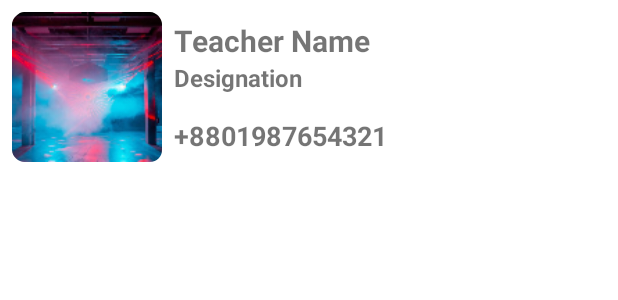
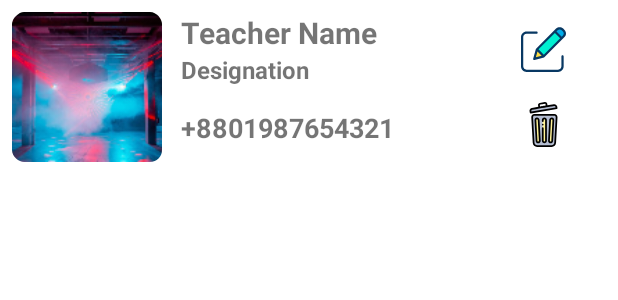
Before and after one commit to zubaerh/NUBCC, an Android app: the layout item_teacher.xml on its own in the app's theme, with its tools: preview values and no code run, on a phone screen of 412 x 824 dp. Shown: the top 300 px of the screen. Run offline under Robolectric (Android 15) with nearby library versions, the phone set to English and light mode, and no system bars.

Commit message:
teacher icon added

```diff
--- /dev/null
+++ b/app/src/main/res/drawable/ic_delete.xml
@@ -0,0 +1,39 @@
+<vector xmlns:android="http://schemas.android.com/apk/res/android"
+    android:width="512dp"
+    android:height="512dp"
+    android:viewportWidth="512.002"
+    android:viewportHeight="512.002">
+  <path
+      android:pathData="m379.671,151.366h-227.197c-14.656,0 -26.297,12.322 -25.465,26.954l16.46,289.506c1.222,21.49 19.005,38.292 40.53,38.292h164.145c21.525,0 39.309,-16.801 40.53,-38.292l16.46,-289.506c0.834,-14.633 -10.807,-26.954 -25.463,-26.954zM196.54,464.382c-10.141,0.56 -18.816,-7.207 -19.376,-17.348l-13.147,-238.116c-0.56,-10.141 7.207,-18.816 17.348,-19.376s18.816,7.207 19.376,17.348l13.147,238.116c0.56,10.141 -7.207,18.816 -17.348,19.376zM284.463,446.201c0,10.156 -8.234,18.39 -18.39,18.39s-18.39,-8.234 -18.39,-18.39v-238.478c0,-10.156 8.234,-18.39 18.39,-18.39s18.39,8.234 18.39,18.39zM368.128,208.918 L354.981,447.034c-0.56,10.141 -9.235,17.908 -19.376,17.348s-17.908,-9.235 -17.348,-19.376l13.147,-238.116c0.56,-10.141 9.235,-17.908 19.376,-17.348s17.908,9.235 17.348,19.376z"
+      android:fillColor="#b4bdd1"/>
+  <path
+      android:pathData="m402.172,57.538c-2.134,-12.503 -14,-20.909 -26.504,-18.775l-249.735,42.625c-12.503,2.134 -20.909,14 -18.775,26.503l2.923,17.125 295.014,-50.354z"
+      android:fillColor="#b4bdd1"/>
+  <path
+      android:pathData="m266.073,189.332c-10.157,0 -18.39,8.234 -18.39,18.39v238.479c0,10.156 8.234,18.39 18.39,18.39s18.39,-8.234 18.39,-18.39v-238.478c0,-10.157 -8.234,-18.391 -18.39,-18.391z"
+      android:fillColor="#fff398"/>
+  <path
+      android:pathData="m200.742,206.89c-0.56,-10.141 -9.235,-17.908 -19.376,-17.348s-17.908,9.235 -17.348,19.376l13.147,238.116c0.56,10.141 9.235,17.908 19.376,17.348s17.908,-9.235 17.348,-19.376z"
+      android:fillColor="#fff398"/>
+  <path
+      android:pathData="m350.78,189.542c-10.141,-0.56 -18.816,7.207 -19.376,17.348l-13.147,238.116c-0.56,10.141 7.207,18.816 17.348,19.376s18.816,-7.207 19.376,-17.348l13.147,-238.116c0.56,-10.141 -7.207,-18.816 -17.348,-19.376z"
+      android:fillColor="#fff398"/>
+  <path
+      android:fillColor="#FF000000"
+      android:pathData="m379.671,137.25h-227.197c-20.374,0 -36.606,17.174 -35.449,37.521l16.46,289.507c1.521,26.761 23.71,47.724 50.514,47.724h164.145c26.805,0 48.993,-20.963 50.515,-47.724l16.46,-289.507c1.159,-20.342 -15.068,-37.521 -35.448,-37.521zM395.152,173.637 L378.691,463.144c-0.92,16.183 -14.337,28.858 -30.546,28.858h-164.145c-16.209,0 -29.626,-12.676 -30.546,-28.858l-16.46,-289.507c-0.504,-8.87 6.527,-16.387 15.481,-16.387h227.197c8.903,0 15.988,7.465 15.48,16.387z"/>
+  <path
+      android:fillColor="#FF000000"
+      android:pathData="m414.952,68.866 l-2.923,-17.125c-3.065,-17.957 -20.078,-30.018 -38.043,-26.95l-72.776,12.421 -2.915,-17.075c-2.247,-13.176 -14.732,-22.04 -27.931,-19.787l-56.466,9.638c-13.184,2.248 -22.039,14.742 -19.788,27.931l2.915,17.076 -72.775,12.421c-17.96,3.065 -30.016,20.081 -26.951,38.044l2.923,17.125c0.932,5.457 6.114,9.103 11.54,8.175l295.014,-50.354c5.446,-0.929 9.106,-6.096 8.176,-11.54zM213.827,34.553c-0.39,-2.286 1.146,-4.46 3.437,-4.851 5.857,-1 49.393,-8.43 56.468,-9.638 2.288,-0.392 4.459,1.148 4.85,3.437l2.915,17.075c-6.625,1.131 -58.477,9.981 -64.755,11.053zM118.256,109.362 L117.016,102.094c-1.206,-7.064 3.535,-13.757 10.601,-14.964 267.789,-45.706 250.226,-42.813 251.946,-42.813 6.137,0 11.664,4.411 12.753,10.789l1.24,7.268z"/>
+  <path
+      android:fillColor="#FF000000"
+      android:pathData="m266.073,175.217c-15.654,0 -28.39,12.736 -28.39,28.391v14.395c0,5.522 4.477,10 10,10s10,-4.478 10,-10v-14.395c0,-4.627 3.764,-8.391 8.39,-8.391 4.627,0 8.391,3.764 8.391,8.391v238.479c0,4.626 -3.764,8.39 -8.391,8.39 -4.626,0 -8.39,-3.764 -8.39,-8.39v-144.085c0,-5.522 -4.478,-10 -10,-10s-10,4.478 -10,10v144.084c0,15.654 12.736,28.39 28.39,28.39s28.391,-12.735 28.391,-28.39v-238.478c-0.001,-15.655 -12.737,-28.391 -28.391,-28.391z"/>
+  <path
+      android:fillColor="#FF000000"
+      android:pathData="m210.726,202.223c-0.866,-15.673 -14.276,-27.664 -29.912,-26.78 -15.666,0.863 -27.647,14.241 -26.782,29.911l13.146,238.116c1.393,25.223 32.714,36.119 49.498,17.372 5.059,-5.649 7.614,-12.931 7.196,-20.503zM195.989,450.283c-4.608,0.217 -8.585,-3.296 -8.84,-7.916l-13.146,-238.115c-0.256,-4.63 3.283,-8.583 7.915,-8.84 0.159,-0.009 0.316,-0.013 0.474,-0.013 4.412,0 8.118,3.447 8.366,7.927l13.147,238.116c0.254,4.629 -3.284,8.584 -7.916,8.841z"/>
+  <path
+      android:fillColor="#FF000000"
+      android:pathData="m351.331,175.443c-15.644,-0.856 -29.049,11.149 -29.912,26.781l-13.146,238.116c-0.418,7.571 2.138,14.853 7.195,20.502 16.802,18.768 48.109,7.77 49.498,-17.373l13.146,-238.115c0.866,-15.667 -11.113,-29.048 -26.781,-29.911zM358.144,204.251 L344.998,442.366c-0.256,4.62 -4.251,8.126 -8.841,7.916 -4.631,-0.257 -8.17,-4.21 -7.915,-8.84l13.146,-238.116c0.247,-4.463 3.956,-7.928 8.372,-7.928 4.822,0.001 8.649,4.038 8.384,8.853z"/>
+  <path
+      android:fillColor="#FF000000"
+      android:pathData="m247.682,268.028c5.523,0 10,-4.478 10,-10v-0.025c0,-5.522 -4.477,-9.987 -10,-9.987s-10,4.49 -10,10.013 4.478,9.999 10,9.999z"/>
+</vector>
--- /dev/null
+++ b/app/src/main/res/drawable/ic_edit.xml
@@ -0,0 +1,21 @@
+<vector xmlns:android="http://schemas.android.com/apk/res/android"
+    android:width="401dp"
+    android:height="401dp"
+    android:viewportWidth="401.5411"
+    android:viewportHeight="401">
+  <path
+      android:pathData="m381.289,33.242c13.672,13.664 13.672,35.824 0,49.488l-17.68,17.68 -61.23,-61.23 17.68,-17.68c13.672,-13.668 35.832,-13.668 49.5,0zM381.289,33.242"
+      android:fillColor="#00acea"/>
+  <path
+      android:pathData="m363.609,100.41 l-160.148,160.16h-0.012l-61.23,-61.23 160.16,-160.16zM363.609,100.41"
+      android:fillColor="#00efd1"/>
+  <path
+      android:pathData="m142.219,199.34 l61.23,61.23 -0.57,0.57 -84.688,23.461 23.457,-84.691zM142.219,199.34"
+      android:fillColor="#fedb41"/>
+  <path
+      android:pathData="m370.59,251.961c-5.523,0 -10,4.477 -10,10v88.789c-0.02,16.563 -13.438,29.98 -30,30h-280.59c-16.563,-0.02 -29.98,-13.438 -30,-30v-260.59c0.02,-16.559 13.438,-29.98 30,-30h88.789c5.523,0 10,-4.477 10,-10 0,-5.523 -4.477,-10 -10,-10h-88.789c-27.602,0.031 -49.969,22.398 -50,50v260.59c0.031,27.602 22.398,49.969 50,50h280.59c27.602,-0.031 49.969,-22.398 50,-50v-88.789c0,-5.523 -4.477,-10 -10,-10zM370.59,251.961"
+      android:fillColor="#083863"/>
+  <path
+      android:pathData="m376.633,14.43c-17.59,-17.547 -46.059,-17.547 -63.645,0l-178.41,178.41c-1.219,1.223 -2.105,2.738 -2.566,4.398l-23.457,84.691c-0.965,3.473 0.016,7.191 2.563,9.742 2.551,2.547 6.27,3.527 9.742,2.566l84.691,-23.461c1.664,-0.461 3.184,-1.348 4.406,-2.57l0.566,-0.57 177.836,-177.836c17.574,-17.57 17.574,-46.059 0,-63.629zM146.957,218.219 L184.57,255.836 132.539,270.25zM203.457,260.574v-0.008l6.52,6.52zM203.457,246.434 L156.363,199.34 302.379,53.324 349.469,100.41zM374.219,75.66 L363.609,86.27 316.523,39.18 327.133,28.57c9.766,-9.746 25.582,-9.746 35.352,0l11.734,11.746c9.766,9.758 9.766,25.586 0,35.344zM374.219,75.66"
+      android:fillColor="#083863"/>
+</vector>
--- a/app/src/main/res/layout/item_teacher.xml
+++ b/app/src/main/res/layout/item_teacher.xml
@@ -8,16 +8,26 @@
     android:layout_width="match_parent"
     android:layout_height="wrap_content"
     android:orientation="horizontal">
+
+    <LinearLayout
+        android:layout_width="0dp"
+        android:orientation="horizontal"
+        android:layout_height="match_parent"
+        android:layout_weight="2">
         <ImageView
             android:id="@+id/iv_teacher_img"
             android:layout_width="100dp"
             android:layout_height="100dp"
             android:layout_marginRight="8dp"
             android:src="@mipmap/ic_launcher"/>
+
+    </LinearLayout>
+
     <LinearLayout
         android:layout_gravity="center"
-        android:layout_width="match_parent"
-        android:layout_height="wrap_content"
+        android:layout_width="0dp"
+        android:layout_height="match_parent"
+        android:layout_weight="4"
         android:orientation="vertical">
         <TextView
             android:id="@+id/tv_teacher_name"
@@ -42,5 +52,46 @@
             android:textStyle="bold"
             android:text="+8801987654321"/>
     </LinearLayout>
+    <LinearLayout
+        android:layout_gravity="center"
+        android:layout_width="0dp"
+        android:layout_height="match_parent"
+        android:layout_weight="1"
+        android:orientation="vertical">
+        <LinearLayout
+            android:layout_gravity="center"
+            android:layout_width="match_parent"
+            android:layout_height="0dp"
+            android:layout_weight="1"
+            android:orientation="horizontal">
+            <ImageView
+                android:id="@+id/edit_teacher"
+                android:layout_gravity="center"
+                android:layout_width="30dp"
+                android:layout_height="30dp"
+                android:layout_marginRight="10dp"
+                android:src="@drawable/ic_edit"/>
+
+        </LinearLayout>
+        <LinearLayout
+            android:layout_gravity="center"
+            android:layout_width="match_parent"
+            android:layout_height="0dp"
+            android:layout_weight="1"
+            android:orientation="horizontal">
+            <ImageView
+                android:id="@+id/delete_teacher"
+                android:layout_gravity="center"
+                android:layout_width="30dp"
+                android:layout_height="30dp"
+                android:layout_marginRight="10dp"
+                android:src="@drawable/ic_delete"/>
+
+        </LinearLayout>
+
+
+
+    </LinearLayout>
+
 </LinearLayout>
 </LinearLayout>
```
Lines whose indentation alone changed are shown as unchanged.
